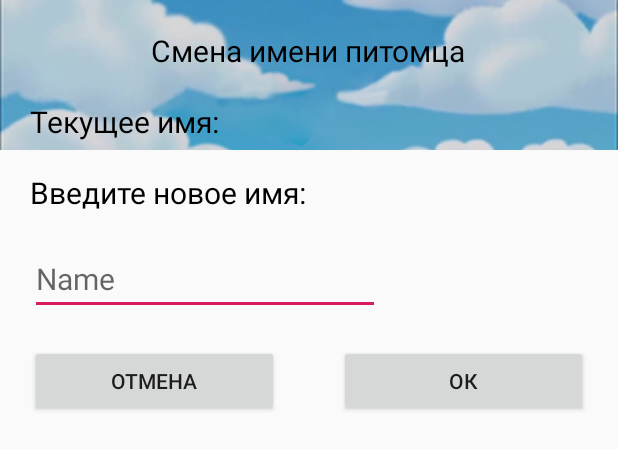
After one commit to qf05/Tamagotchi, an Android app: the layout change_name_dialog.xml on its own in the app's theme, with its tools: preview values and no code run, on a phone screen of 412 x 824 dp. The commit adds this screen. Shown: the top 449 px of the screen. Run offline under Robolectric (Android 15) with nearby library versions, the phone set to English and light mode, and no system bars.

Commit message:
HW2_1_change_name_pet

```diff
--- a/app/src/main/java/ru/levspb666/tamagotchi/SettingsActivity.java
+++ b/app/src/main/java/ru/levspb666/tamagotchi/SettingsActivity.java
@@ -13,6 +13,7 @@ import android.widget.Button;
 import android.widget.EditText;
 import android.widget.ImageView;
 import android.widget.Spinner;
+import android.widget.TextView;
 
 import ru.levspb666.tamagotchi.db.DataBase;
 import ru.levspb666.tamagotchi.enums.PetsType;
@@ -96,8 +97,34 @@ public class SettingsActivity extends AppCompatActivity {
     }
 
     public void changeNamePet(View view) {
+        View layout = getLayoutInflater().inflate(R.layout.change_name_dialog, null);
+        TextView selectedPetName = layout.findViewById(R.id.selectedPetName);
+        selectedPetName.setText(getString(R.string.this_name) + SELECTED_PET.getName());
+        inputName = layout.findViewById(R.id.inputChangeName);
+        Button ok = layout.findViewById(R.id.okChangeName);
+        ok.setOnClickListener(okChangeNameListener);
+        Button cancel = layout.findViewById(R.id.cancelChangeName);
+        cancel.setOnClickListener(cancelListener);
 
+        AlertDialog.Builder builder = new AlertDialog.Builder(this);
+        builder.setView(layout).setCancelable(false);
+        dialog = builder.create();
+        ViewHelper.fonForDialog(dialog, (ImageView) layout.findViewById(R.id.fon_change_name_dialog));
+        dialog.show();
     }
+
+    View.OnClickListener okChangeNameListener = new View.OnClickListener() {
+        @Override
+        public void onClick(View v) {
+            String name = inputName.getText().toString().trim();
+            if (PetUtils.checkName(SettingsActivity.this, name)) {
+                SELECTED_PET.setName(name);
+                db.petDao().update(SELECTED_PET);
+                PETS = db.petDao().getAll();
+                dialog.cancel();
+            }
+        }
+    };
 
     public void goHome(View view) {
         Intent intent = new Intent(SettingsActivity.this, MainActivity.class);
--- /dev/null
+++ b/app/src/main/res/layout/change_name_dialog.xml
@@ -0,0 +1,76 @@
+<?xml version="1.0" encoding="utf-8"?>
+<RelativeLayout xmlns:android="http://schemas.android.com/apk/res/android"
+    android:layout_width="match_parent"
+    android:layout_height="wrap_content"
+    android:orientation="vertical">
+
+    <ImageView
+        android:id="@+id/fon_change_name_dialog"
+        android:layout_width="match_parent"
+        android:layout_height="100dp"
+        android:scaleType="centerCrop"
+        android:src="@drawable/fon_dialog" />
+
+    <LinearLayout
+        android:layout_width="match_parent"
+        android:layout_height="wrap_content"
+        android:orientation="vertical">
+
+        <TextView
+            android:layout_width="wrap_content"
+            android:layout_height="wrap_content"
+            android:layout_gravity="center"
+            android:layout_margin="20dp"
+            android:text="@string/change_name_pet"
+            android:textColor="#000000"
+            android:textSize="20sp" />
+
+        <TextView
+            android:id="@+id/selectedPetName"
+            android:layout_width="wrap_content"
+            android:layout_height="wrap_content"
+            android:layout_marginStart="20dp"
+            android:text="@string/this_name"
+            android:textColor="#000000"
+            android:textSize="20sp" />
+
+        <TextView
+            android:layout_width="wrap_content"
+            android:layout_height="wrap_content"
+            android:layout_margin="20dp"
+            android:text="@string/input_new_name"
+            android:textColor="#000000"
+            android:textSize="20sp" />
+
+        <EditText
+            android:id="@+id/inputChangeName"
+            android:layout_width="wrap_content"
+            android:layout_height="wrap_content"
+            android:layout_marginStart="20dp"
+            android:ems="10"
+            android:hint="@string/name"
+            android:inputType="textPersonName"
+            android:textSize="20sp" />
+
+        <LinearLayout
+            android:layout_width="match_parent"
+            android:layout_height="wrap_content">
+
+            <Button
+                android:id="@+id/cancelChangeName"
+                android:layout_width="wrap_content"
+                android:layout_height="wrap_content"
+                android:layout_margin="20dp"
+                android:layout_weight="1"
+                android:text="@string/cancel" />
+
+            <Button
+                android:id="@+id/okChangeName"
+                android:layout_width="wrap_content"
+                android:layout_height="wrap_content"
+                android:layout_margin="20dp"
+                android:layout_weight="1"
+                android:text="@string/ok" />
+        </LinearLayout>
+    </LinearLayout>
+</RelativeLayout>
--- a/app/src/main/res/values/strings.xml
+++ b/app/src/main/res/values/strings.xml
@@ -15,10 +15,13 @@
     <string name="ok">ОК</string>
     <string name="cancel">Отмена</string>
     <string name="name">Name</string>
-    <string name="pets_input">Выберите питомца:</string>
-    <string name="create_pet">Создание питомца</string>
-    <string name="input_name">Введите имя:</string>
-    <string name="sort_on">Сортировка по</string>
+    <string name="pets_input">Выберите питомца: </string>
+    <string name="create_pet">Создание питомца </string>
+    <string name="input_name">Введите имя: </string>
+    <string name="sort_on">Сортировка по </string>
+    <string name="this_name">Текущее имя: </string>
+    <string name="input_new_name">Введите новое имя:</string>
+    <string name="change_name_pet">Смена имени питомца</string>
 
 
     <string-array name="pets">
```
